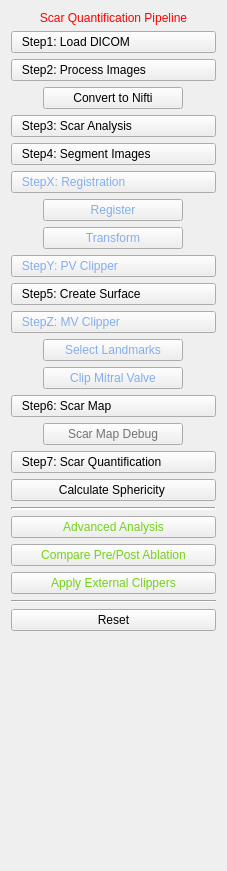
Old version of the form CemrgApp/Plugins/kcl.cemrgapp.scar/src/internal/AtrialScarViewControls.ui in the repository OpenHeartDevelopers/CemrgApp.
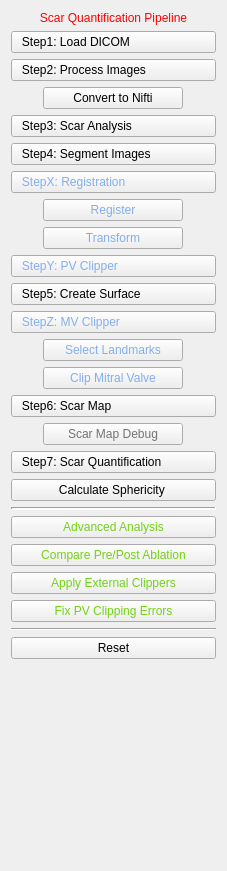
New version of the form.

Commit message: v0.6_scar_adv

What changed in the file:
```diff
--- a/CemrgApp/Plugins/kcl.cemrgapp.scar/src/internal/AtrialScarViewControls.ui
+++ b/CemrgApp/Plugins/kcl.cemrgapp.scar/src/internal/AtrialScarViewControls.ui
@@ -321,6 +321,16 @@
      </property>
     </widget>
    </item>
+   <item>
+    <widget class="QPushButton" name="button_c_fixpv">
+     <property name="styleSheet">
+      <string notr="true">color: rgb(115, 210, 22);</string>
+     </property>
+     <property name="text">
+      <string>Fix PV Clipping Errors</string>
+     </property>
+    </widget>
+   </item>
    <item>
     <widget class="Line" name="line_2">
      <property name="orientation">
```
The commit also changes 7 other files.
